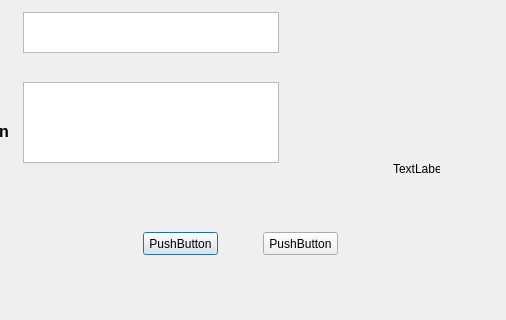
Old version of the form qt/tpqt/rdvui.ui in the repository khalillakhdhar/python_seance1; both pictures show x 107 to 613 and y 288 to 608 of the 613 by 608 pixel window.
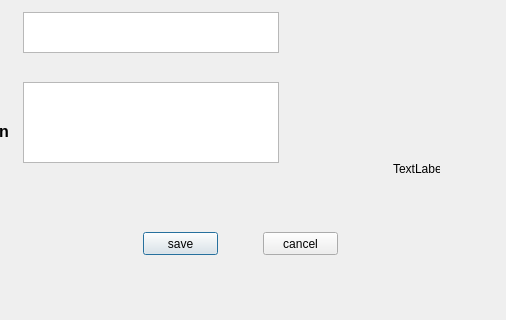
New version of the form.

Diff of the .ui file:
```diff
--- a/qt/tpqt/rdvui.ui
+++ b/qt/tpqt/rdvui.ui
@@ -151,7 +151,7 @@
     </rect>
    </property>
    <property name="text">
-    <string>PushButton</string>
+    <string>save</string>
    </property>
   </widget>
   <widget class="QPushButton" name="cancel">
@@ -164,7 +164,7 @@
     </rect>
    </property>
    <property name="text">
-    <string>PushButton</string>
+    <string>cancel</string>
    </property>
   </widget>
   <widget class="QLabel" name="errreur">
```
